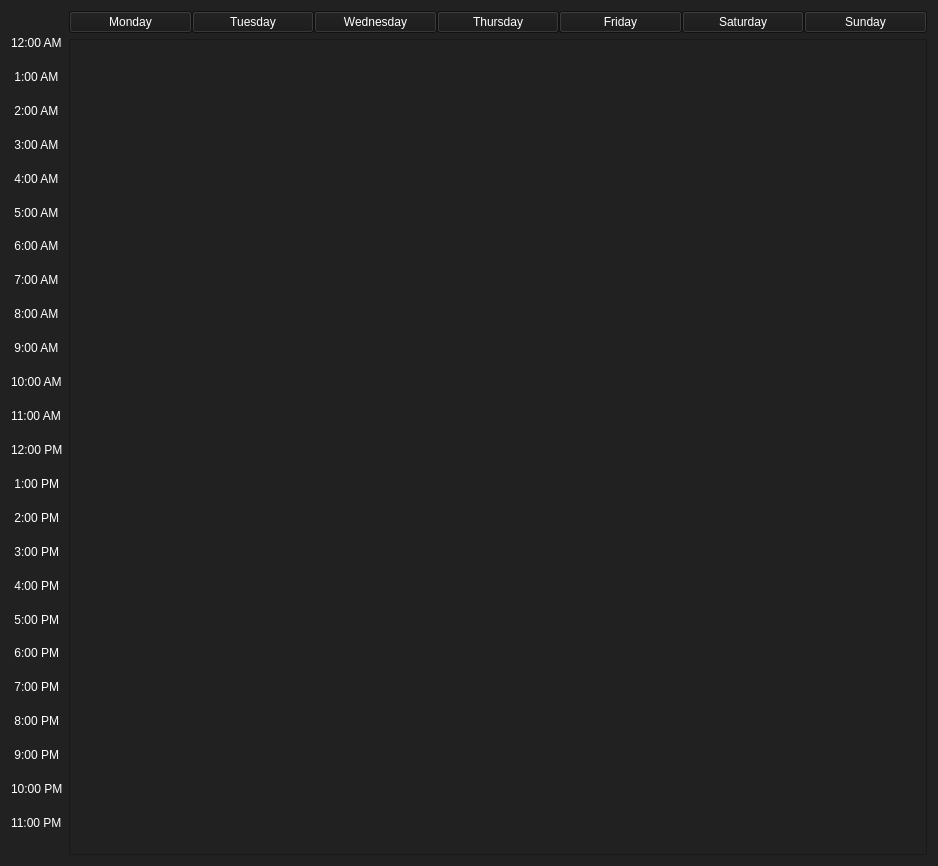
This is ui/scheduleblocks.ui in HowePersonal/DistractionBlocker as Qt 5 draws it before an edit. The edited form follows.
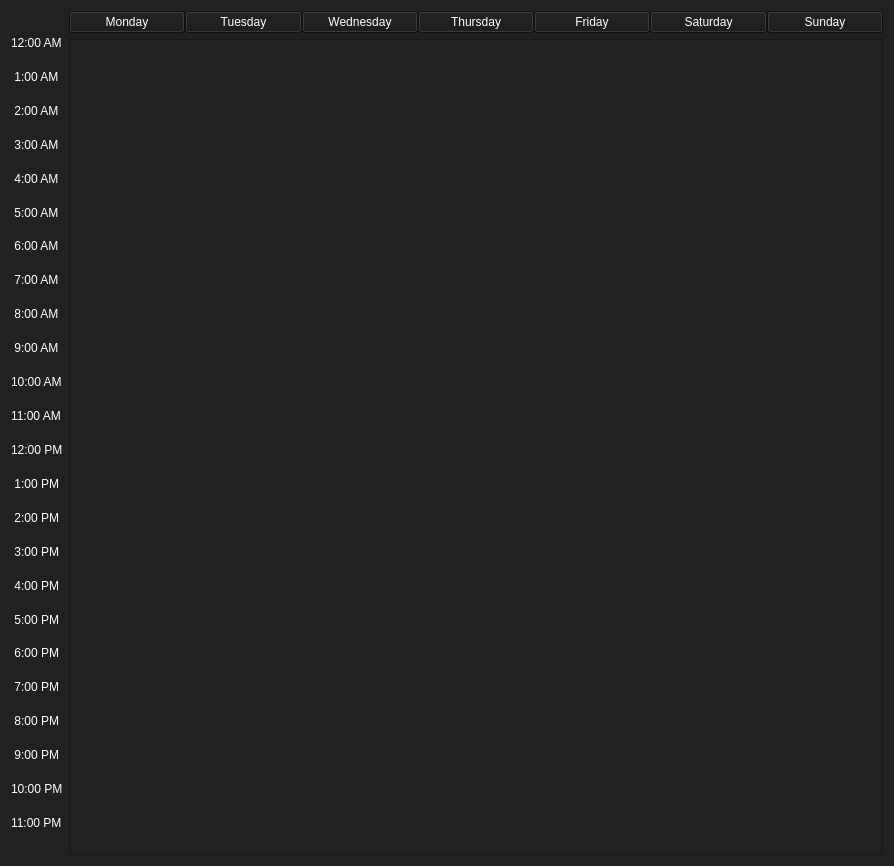
This is the edited form.

Commit message: Updated frames to fit gui style

```diff
--- a/ui/scheduleblocks.ui
+++ b/ui/scheduleblocks.ui
@@ -6,13 +6,13 @@
    <rect>
     <x>0</x>
     <y>0</y>
-    <width>938</width>
+    <width>894</width>
     <height>866</height>
    </rect>
   </property>
   <property name="minimumSize">
    <size>
-    <width>938</width>
+    <width>894</width>
     <height>866</height>
    </size>
   </property>
```
Left out of the diff: 2 changed lines with no effect on the pictures. The commit also changes 5 other files.
